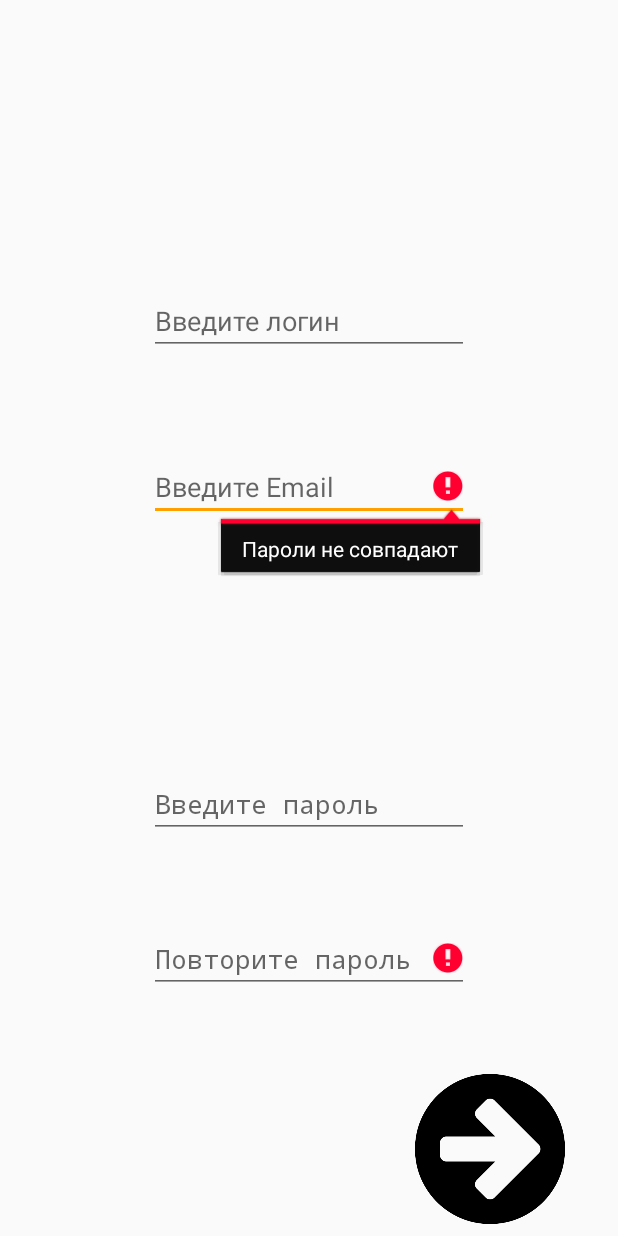
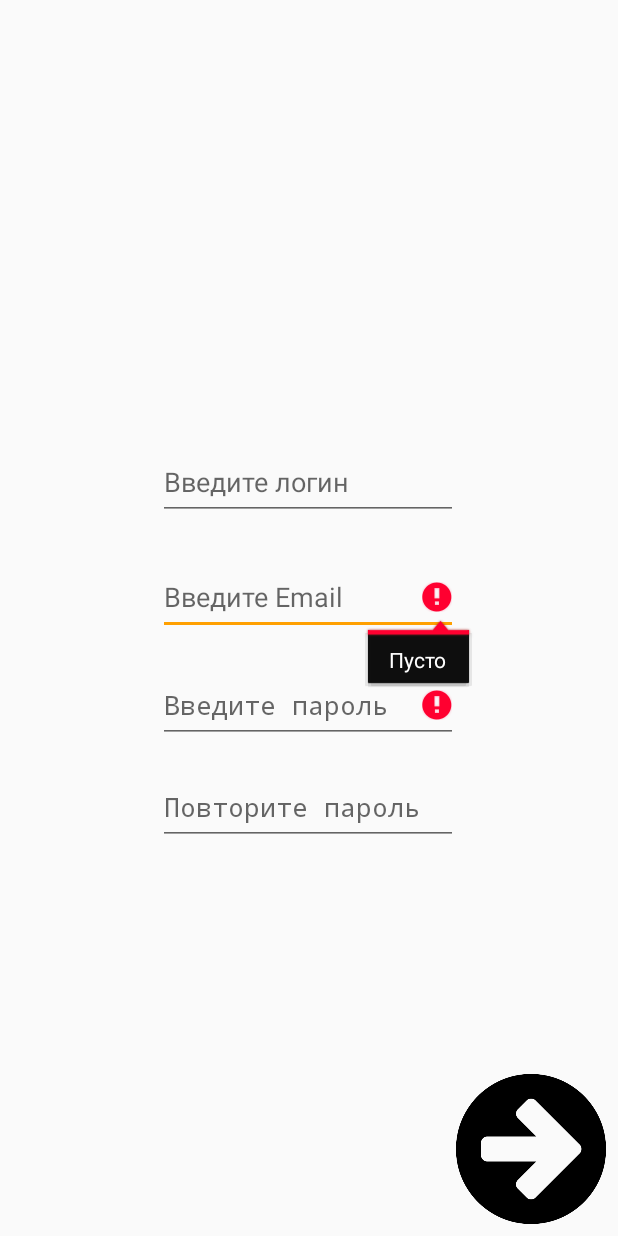
Before and after one commit to shadow-warlock/EcoHelp-1, an Android app: the Registation screen opened directly, with no data from a screen before it, after a tap on an icon or button, on a phone screen of 412 x 824 dp. Run offline under Robolectric (Android 15) with nearby library versions, the phone set to English and light mode, and no system bars; our stand-ins replace Firebase (no records; nobody signed in at launch, a user with empty details on screens opened directly).

Commit message:
сделал круче 0_0

```diff
--- a/app/src/main/java/com/example/ecohelp/Registation.java
+++ b/app/src/main/java/com/example/ecohelp/Registation.java
@@ -13,6 +13,8 @@ import android.widget.Toast;
 
 import com.google.firebase.auth.FirebaseAuth;
 import com.google.firebase.auth.FirebaseUser;
+import com.google.firebase.database.DatabaseReference;
+import com.google.firebase.database.FirebaseDatabase;
 
 import java.sql.Ref;
 
@@ -24,6 +26,8 @@ public class Registation extends Activity {
     private EditText RepeatPassword;
     private EditText Login;
     public ProgressDialog pd;
+    private DatabaseReference mDatabase;
+
 
     protected FirebaseAuth mAuth;
 
@@ -35,11 +39,15 @@ public class Registation extends Activity {
         PasswordField = findViewById(R.id.inputPassword);
         RepeatPassword = findViewById(R.id.repeatPassword);
         Login = findViewById(R.id.inputLogin);
+        mDatabase = FirebaseDatabase.getInstance().getReference();
 
     }
 
-    private void createAccount(String email, String password) {
-        if (PasswordField == RepeatPassword) {
+    private void createAccount() {
+        String repeatPassword =  RepeatPassword.getText().toString();
+        String email = EmailField.getText().toString() ;
+        String password =  PasswordField.getText().toString();
+        if (password.equals(repeatPassword)) {
             Log.d(TAG, "Создание аккаунта" + email);
             if (validateForm()) {
                 return;
@@ -68,7 +76,7 @@ public class Registation extends Activity {
             });
         }
         else {
-            EmailField.setError("Пароли не совпадают");
+            PasswordField.setError("Пароли не совпадают");
             RepeatPassword.setError("Пароли не совпадают");
 
         }
@@ -106,7 +114,12 @@ public class Registation extends Activity {
 
         }
     }
+    private void writeNewUser(String userId, String name, String email) {
+        User user = new User(name, email);
+
+        mDatabase.child("users").child(userId).setValue(user);
+    }
     public void Onclick(View v){
-        createAccount(EmailField.getText().toString(), PasswordField.getText().toString());
+        createAccount();
     }
 }
--- a/app/src/main/res/layout/activity_registation.xml
+++ b/app/src/main/res/layout/activity_registation.xml
@@ -8,74 +8,90 @@
 
     <EditText
         android:id="@+id/inputEmail"
-        android:layout_width="wrap_content"
-        android:layout_height="wrap_content"
-        android:layout_marginStart="99dp"
-        android:layout_marginLeft="99dp"
-        android:layout_marginTop="65dp"
-        android:layout_marginEnd="99dp"
-        android:layout_marginRight="99dp"
+        android:layout_width="200dp"
+        android:layout_height="50dp"
+        android:layout_marginStart="8dp"
+        android:layout_marginLeft="8dp"
+        android:layout_marginTop="8dp"
+        android:layout_marginEnd="8dp"
+        android:layout_marginRight="8dp"
+        android:layout_marginBottom="8dp"
         android:ems="10"
         android:hint="@string/inputEmail"
         android:inputType="textEmailAddress"
+        app:layout_constraintBottom_toBottomOf="parent"
         app:layout_constraintEnd_toEndOf="parent"
+        app:layout_constraintHorizontal_bias="0.497"
         app:layout_constraintStart_toStartOf="parent"
-        app:layout_constraintTop_toBottomOf="@+id/inputLogin" />
+        app:layout_constraintTop_toTopOf="parent"
+        app:layout_constraintVertical_bias="0.482" />
 
     <EditText
         android:id="@+id/inputPassword"
-        android:layout_width="wrap_content"
-        android:layout_height="wrap_content"
-        android:layout_marginStart="99dp"
-        android:layout_marginLeft="99dp"
-        android:layout_marginEnd="99dp"
-        android:layout_marginRight="99dp"
-        android:layout_marginBottom="58dp"
+        android:layout_width="200dp"
+        android:layout_height="50dp"
+        android:layout_marginStart="8dp"
+        android:layout_marginLeft="8dp"
+        android:layout_marginTop="8dp"
+        android:layout_marginEnd="8dp"
+        android:layout_marginRight="8dp"
+        android:layout_marginBottom="8dp"
         android:ems="10"
         android:hint="@string/inputPassword"
         android:inputType="textPassword"
-        app:layout_constraintBottom_toTopOf="@+id/repeatPassword"
+        app:layout_constraintBottom_toBottomOf="parent"
         app:layout_constraintEnd_toEndOf="parent"
-        app:layout_constraintStart_toStartOf="parent" />
+        app:layout_constraintHorizontal_bias="0.497"
+        app:layout_constraintStart_toStartOf="parent"
+        app:layout_constraintTop_toTopOf="parent"
+        app:layout_constraintVertical_bias="0.577" />
 
     <EditText
         android:id="@+id/repeatPassword"
-        android:layout_width="wrap_content"
-        android:layout_height="wrap_content"
-        android:layout_marginStart="99dp"
-        android:layout_marginLeft="99dp"
-        android:layout_marginEnd="99dp"
-        android:layout_marginRight="99dp"
-        android:layout_marginBottom="162dp"
+        android:layout_width="200dp"
+        android:layout_height="50dp"
+        android:layout_marginStart="8dp"
+        android:layout_marginLeft="8dp"
+        android:layout_marginTop="8dp"
+        android:layout_marginEnd="8dp"
+        android:layout_marginRight="8dp"
+        android:layout_marginBottom="8dp"
         android:ems="10"
         android:hint="@string/repeatPassword"
         android:inputType="textPassword"
         app:layout_constraintBottom_toBottomOf="parent"
         app:layout_constraintEnd_toEndOf="parent"
-        app:layout_constraintStart_toStartOf="parent" />
+        app:layout_constraintHorizontal_bias="0.497"
+        app:layout_constraintStart_toStartOf="parent"
+        app:layout_constraintTop_toTopOf="parent"
+        app:layout_constraintVertical_bias="0.667" />
 
     <EditText
         android:id="@+id/inputLogin"
-        android:layout_width="wrap_content"
-        android:layout_height="wrap_content"
-        android:layout_marginStart="99dp"
-        android:layout_marginLeft="99dp"
-        android:layout_marginTop="191dp"
-        android:layout_marginEnd="99dp"
-        android:layout_marginRight="99dp"
+        android:layout_width="200dp"
+        android:layout_height="50dp"
+        android:layout_marginStart="8dp"
+        android:layout_marginLeft="8dp"
+        android:layout_marginTop="8dp"
+        android:layout_marginEnd="8dp"
+        android:layout_marginRight="8dp"
+        android:layout_marginBottom="8dp"
         android:ems="10"
         android:hint="@string/inputLogin"
         android:inputType="textEmailAddress"
+        app:layout_constraintBottom_toBottomOf="parent"
         app:layout_constraintEnd_toEndOf="parent"
+        app:layout_constraintHorizontal_bias="0.497"
         app:layout_constraintStart_toStartOf="parent"
-        app:layout_constraintTop_toTopOf="parent" />
+        app:layout_constraintTop_toTopOf="parent"
+        app:layout_constraintVertical_bias="0.381" />
 
     <Button
         android:id="@+id/createAccount"
         android:layout_width="100dp"
         android:layout_height="100dp"
-        android:layout_marginEnd="35dp"
-        android:layout_marginRight="35dp"
+        android:layout_marginEnd="8dp"
+        android:layout_marginRight="8dp"
         android:layout_marginBottom="8dp"
         android:background="@drawable/arrow"
         android:onClick="Onclick"
--- a/app/src/main/res/values/strings.xml
+++ b/app/src/main/res/values/strings.xml
@@ -3,8 +3,6 @@
     <string name="email_fmt">Email: %s</string>
     <string name="createAccount">Создать аккаунт</string>
     <string name="signIn">Вход</string>
-    <string name="email">Email</string>
-    <string name="password">Password</string>
     <string name="title_activity_maps">Map</string>
     <string name="app_name">EcoHelp</string>
     <string name="settings">Настройки</string>
```
Also changed, not shown: app/src/main/java/com/example/ecohelp/Coupons.java (+16 -0 lines), app/src/main/java/com/example/ecohelp/Database.java (+7 -5 lines), app/src/main/res/drawable/drawable-anydpi/ic_forward.xml (deleted, +0 -9 lines), app/src/main/res/layout/activity_main.xml (+25 -10 lines), app/src/main/res/layout/activity_main2.xml (+27 -22 lines), app/src/main/res/drawable/enter.png (deleted), app/src/main/res/drawable/enter1.png (deleted).
